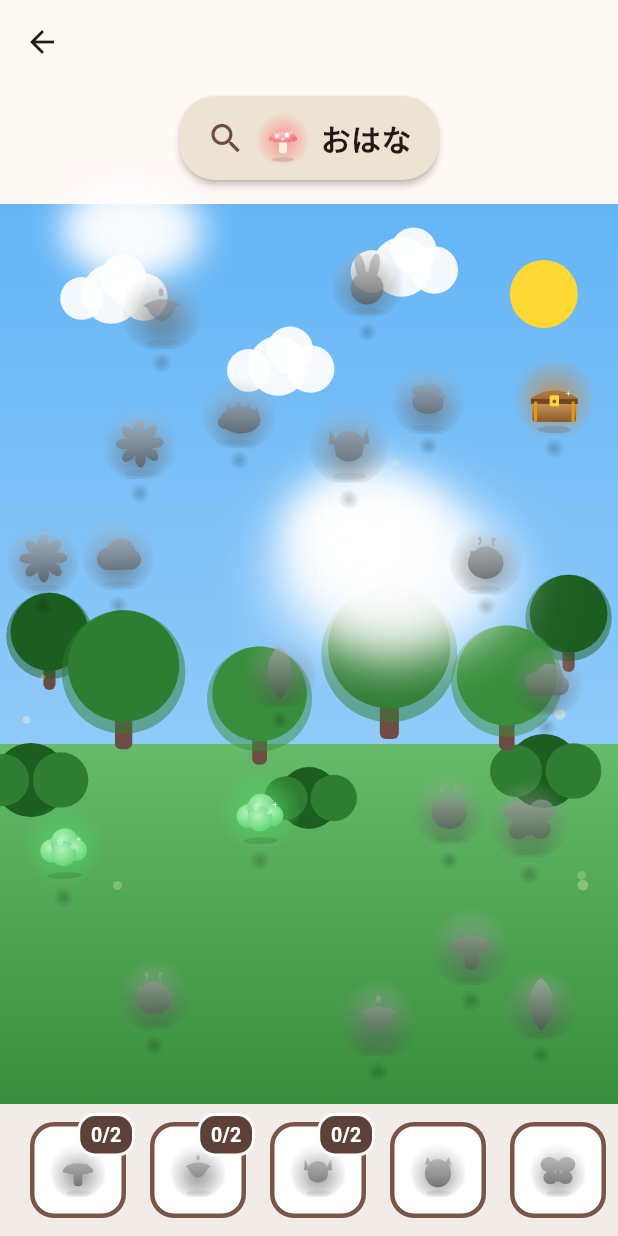
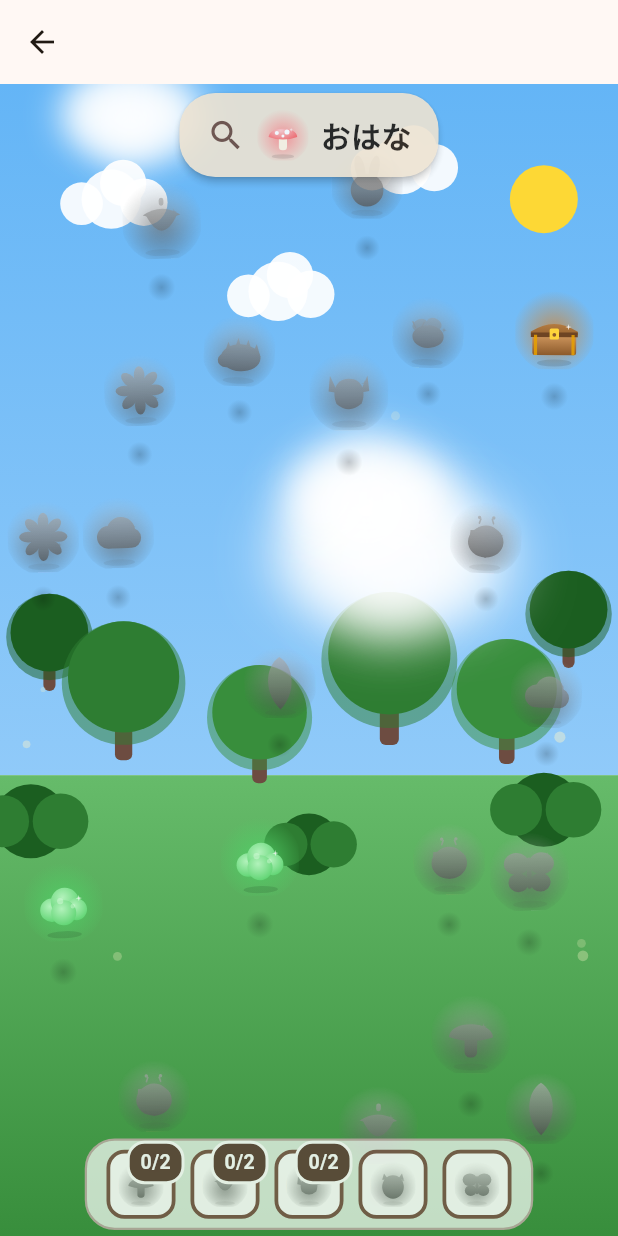
Before and after one commit to linnefromice/kidsapp-treasurehunt, a Flutter app: the screen it shows after launch, after a tap on "フリーモード", after a tap on "もりの たからさがし", on a phone screen of 412 x 824 dp. Run offline on Flutter 3.47's test engine with Material 3 defaults, Android fonts, the phone set to English and light mode, and no system bars; our stand-ins replace audioplayers, flutter_riverpod, flutter_svg, go_router, shared_preferences.

Commit message:
feat: 宝探しのヘッダー/フッターを半透明オーバーレイ化＋スリム化で省スペース (#89)
お題バナーと図鑑バーは表示専用（タップを取らない）ことを利用し、Column の行を
無くして探索領域を最大化する。

- build: プレイ領域を Positioned.fill で全面化。お題バナー・図鑑バーを
  IgnorePointer ＋ Opacity で上下に半透明オーバーレイ（下の宝へタップ透過）。
  操作トグル（大エリアのみ・操作可）は IgnorePointer 不可なので右上に通常配置。
  クリア時はオーバーレイを出さない（ClearOverlay が前面）。
- CollectionBar: 下端中央の半透明“トレイ”に作り替え（両脇はシーンが見える）。
  スロット 64→46 / グリフ 36→30 / padding 12→6 にスリム化（表示専用＝60dp 不要）。
- 不要になった _kTopStripHeight を削除。

探索領域がヘッダー＋フッター分（約170px）拡大。全 548 通過。


Claude-Session: https://claude.ai/code/session_01UEYV61oNP3Aj5AqhFzGRmc

Co-authored-by: Claude Opus 4.8 (1M context) <noreply@anthropic.com>

```diff
--- a/lib/features/seek_find/seek_find_screen.dart
+++ b/lib/features/seek_find/seek_find_screen.dart
@@ -40,10 +40,6 @@ import 'package:kidsapp_treasurehunt/shared/strings/strings.dart';
 /// 操作が無いまま何秒経過したら未発見の宝を 1 つヒント点滅させるか
 /// （アイドル時のみ。タップ/なぞりのたびにカウントはリセットされ、急かさない）。
 const Duration _kHintIdleDelay = Duration(seconds: 8);
-
-/// 上部ストリップ（お題バナー / 操作トグル）の予約高さ。クリアで中身が消えても
-/// この高さを常に確保し、シーン領域が縦にズレないようにする。
-const double _kTopStripHeight = 80.0;
 
 /// なぞりキラキラを生成する最小移動距離（px）。これ未満の移動では粒を足さず、
 /// 粒の密集（描画負荷とちらつき）を抑える。
@@ -431,49 +427,53 @@ class _SceneViewState extends ConsumerState<_SceneView>
 
     return Stack(
       children: [
-        Column(
-          children: [
-            // シーン外の上部ストリップ（1 段にまとめる）: お題発見（A3）の
-            // 「○○ を さがそう」ガイドと、大エリアの「うごかす / さがす」トグル。
-            // Wrap で横並び＋反流させ、縦の圧迫と（重ねた場合の）タップ吸収を避ける。
-            // Stack に重ねないのはピル下のターゲットへのタップ吸収を防ぐため。
-            // 高さは常に [_kTopStripHeight] を確保する。中身（お題/トグル）が
-            // クリアや発見で出入りしても、シーン領域が縦にズレないようにするため。
-            SizedBox(
-              height: _kTopStripHeight,
-              child:
-                  (!_completed &&
-                      ((questCategory != null && questTarget != null) ||
-                          _isLargeArea))
-                  ? Padding(
-                      padding: const EdgeInsets.only(top: 8, bottom: 4),
-                      child: Wrap(
-                        alignment: WrapAlignment.center,
-                        spacing: 8,
-                        runSpacing: 8,
-                        children: [
-                          if (questCategory != null && questTarget != null)
-                            QuestBanner(
+        // プレイ領域はボディ全面。表示専用クローム（お題バナー / 図鑑バー）は
+        // IgnorePointer で上下に半透明オーバーレイし、行を消して探索領域を最大化する
+        // （下の宝へタップが透過するので吸収しない＝以前 Stack を避けた懸念を解消）。
+        Positioned.fill(child: _buildSceneArea(found, unfoundCount)),
+        // フッター: 図鑑バー（表示専用）を下端に半透明オーバーレイ。
+        if (!_completed)
+          Positioned(
+            left: 0,
+            right: 0,
+            bottom: 0,
+            child: IgnorePointer(
+              child: Opacity(
+                opacity: 0.85,
+                child: CollectionBar(targets: scene.targets, foundIds: found),
+              ),
+            ),
+          ),
+        // ヘッダー: お題バナー（表示専用）を上端中央に半透明オーバーレイ。
+        if (!_completed && questCategory != null && questTarget != null)
+          Positioned(
+            top: 6,
+            left: 0,
+            right: 0,
+            child: IgnorePointer(
+              child: Opacity(
+                opacity: 0.9,
+                child: Center(
+                  child: QuestBanner(
                     key: const ValueKey('quest-banner'),
                     iconId: questTarget.iconId,
                     category: questCategory,
                     localeCode: localeCode,
                   ),
-                          if (_isLargeArea)
-                            InteractionToggle(
+                ),
+              ),
+            ),
+          ),
+        // 操作トグル（大エリアのみ）。操作可能なので IgnorePointer 不可・右上に小さく。
+        if (!_completed && _isLargeArea)
+          Positioned(
+            top: 6,
+            right: 8,
+            child: InteractionToggle(
               interaction: _interaction,
               localeCode: localeCode,
-                              onChanged: (i) =>
-                                  setState(() => _interaction = i),
+              onChanged: (i) => setState(() => _interaction = i),
             ),
-                        ],
-                      ),
-                    )
-                  : null,
-            ),
-            Expanded(child: _buildSceneArea(found, unfoundCount)),
-            CollectionBar(targets: scene.targets, foundIds: found),
-          ],
           ),
         if (_completed)
           ClearOverlay(localeCode: localeCode, onBack: () => context.go('/')),
--- a/lib/features/seek_find/widgets/collection_bar.dart
+++ b/lib/features/seek_find/widgets/collection_bar.dart
@@ -19,25 +19,32 @@ class CollectionBar extends StatelessWidget {
   @override
   Widget build(BuildContext context) {
     final groups = groupTargetsByIcon(targets, foundIds);
-    // 背景色は画面端まで伸ばしつつ、中身だけを下端/左右のシステムインセット
-    // （Android ナビゲーションバー等）ぶん押し上げる。top は上のシーン領域が
-    // 守るので除外する。
-    return Container(
-      color: Colors.black.withValues(alpha: 0.05),
-      child: SafeArea(
+    // シーン上に半透明オーバーレイされる前提（省スペース化）。中身を抱える
+    // コンパクトな“トレイ”を下端中央に置き、両脇はシーンが見える。下端の
+    // システムインセット（Android ナビゲーションバー等）ぶんは SafeArea で押し上げる。
+    return SafeArea(
       top: false,
       child: Padding(
-          padding: const EdgeInsets.all(12),
+        padding: const EdgeInsets.only(bottom: 4),
+        child: Center(
+          child: Container(
+            decoration: BoxDecoration(
+              color: Colors.white.withValues(alpha: 0.82),
+              borderRadius: BorderRadius.circular(20),
+              border: Border.all(color: Colors.brown.shade200, width: 1.5),
+            ),
+            padding: const EdgeInsets.symmetric(horizontal: 8, vertical: 6),
             child: Row(
-            mainAxisAlignment: MainAxisAlignment.center,
+              mainAxisSize: MainAxisSize.min,
               children: [
                 for (final g in groups)
                   Padding(
                     key: ValueKey('slot.${g.iconId}'),
-                  padding: const EdgeInsets.symmetric(horizontal: 8),
+                    padding: const EdgeInsets.symmetric(horizontal: 5),
                     child: _CollectionSlot(group: g),
                   ),
               ],
+            ),
           ),
         ),
       ),
@@ -55,23 +62,23 @@ class _CollectionSlot extends StatelessWidget {
   Widget build(BuildContext context) {
     final complete = group.isComplete;
     return SizedBox(
-      width: 64,
-      height: 64,
+      width: 46,
+      height: 46,
       child: Stack(
         clipBehavior: Clip.none,
         children: [
           Container(
-            width: 64,
-            height: 64,
+            width: 46,
+            height: 46,
             decoration: BoxDecoration(
-              borderRadius: BorderRadius.circular(16),
-              border: Border.all(color: Colors.brown, width: 3),
+              borderRadius: BorderRadius.circular(12),
+              border: Border.all(color: Colors.brown, width: 2.5),
               color: complete ? Colors.amber.shade200 : Colors.white,
             ),
             alignment: Alignment.center,
             child: SizedBox(
-              width: 36,
-              height: 36,
+              width: 30,
+              height: 30,
               child: TreasureGlyph(
                 key: ValueKey(
                   complete
```
Lines whose indentation alone changed are shown as unchanged.
